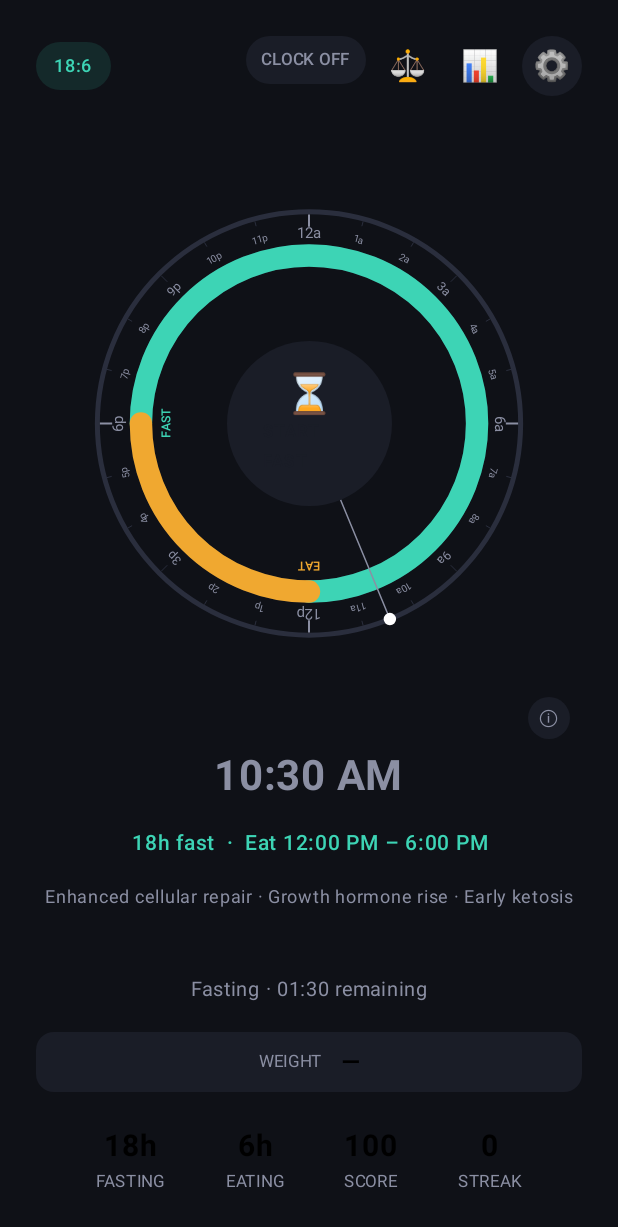
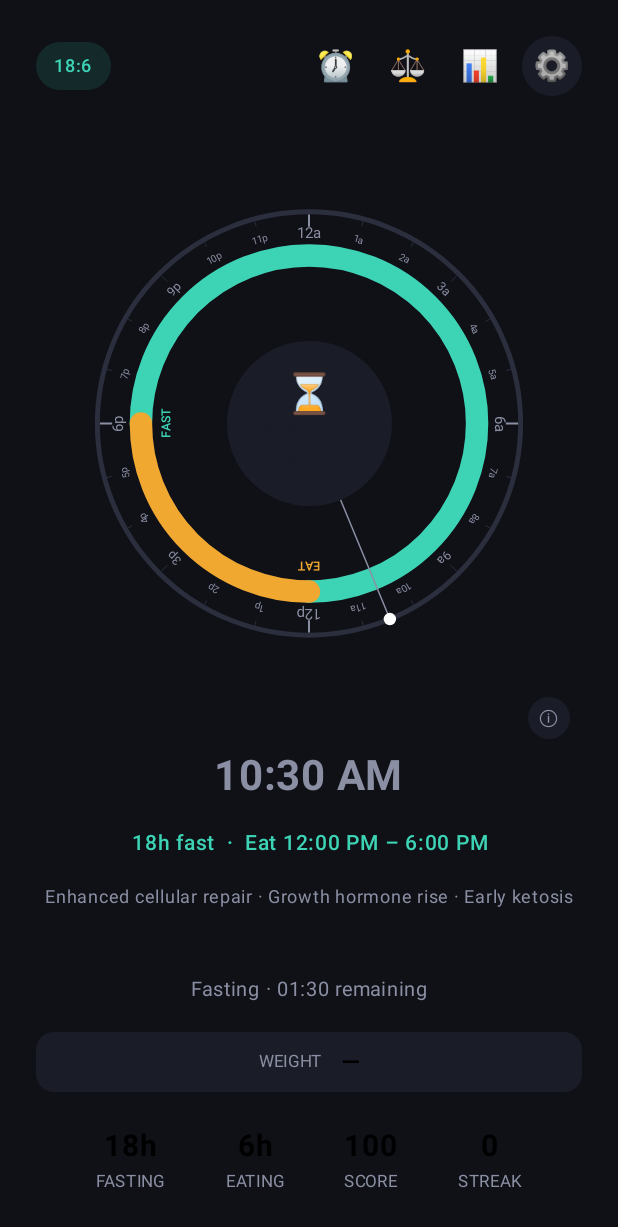
Before and after one commit to chrisws/fast-clock, an Android app built with Jetpack Compose: the screen it shows after launch (MainActivity), on a phone screen of 412 x 824 dp. Shown: the top 1227 px of the screen. Run offline under Robolectric (Android 15) with nearby library versions, the phone set to English and light mode, and no system bars.

Commit message:
Change clock on/off text to an icon

```diff
--- a/android/app/src/main/java/com/fastclock/ui/FastClockScreen.kt
+++ b/android/app/src/main/java/com/fastclock/ui/FastClockScreen.kt
@@ -232,15 +232,12 @@ private fun TopBar(
         Row(horizontalArrangement = Arrangement.spacedBy(8.dp)) {
             // Clock mode toggle
             Box(
-                modifier = Modifier
-                    .background(if (state.clockMode) Accent2Dim else Surface, RoundedCornerShape(20.dp))
-                    .clickable { onStateChange(state.copy(clockMode = !state.clockMode)) }
-                    .padding(horizontal = 10.dp, vertical = 4.dp)
+                modifier = Modifier.size(40.dp).clickable { onStateChange(state.copy(clockMode = !state.clockMode)) },
+                contentAlignment = Alignment.Center
             ) {
                 Text(
-                    text = if (state.clockMode) "CLOCK ON" else "CLOCK OFF",
-                    fontSize = 11.sp,
-                    fontWeight = FontWeight.Medium,
+                    text = "\u23F0",
+                    fontSize = 20.sp,
                     color = if (state.clockMode) Accent2 else TextMuted
                 )
             }
```
